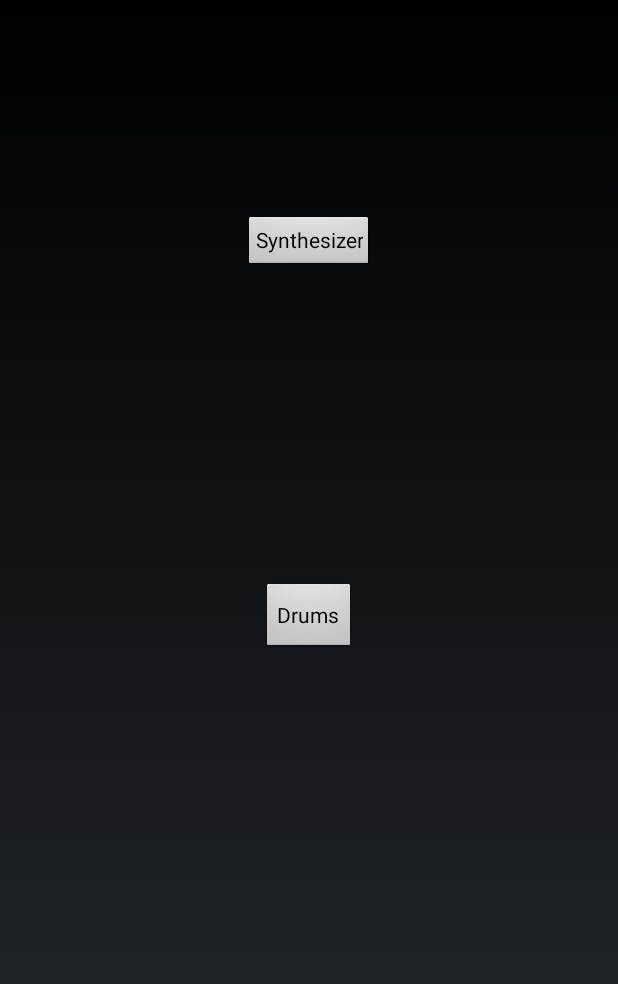
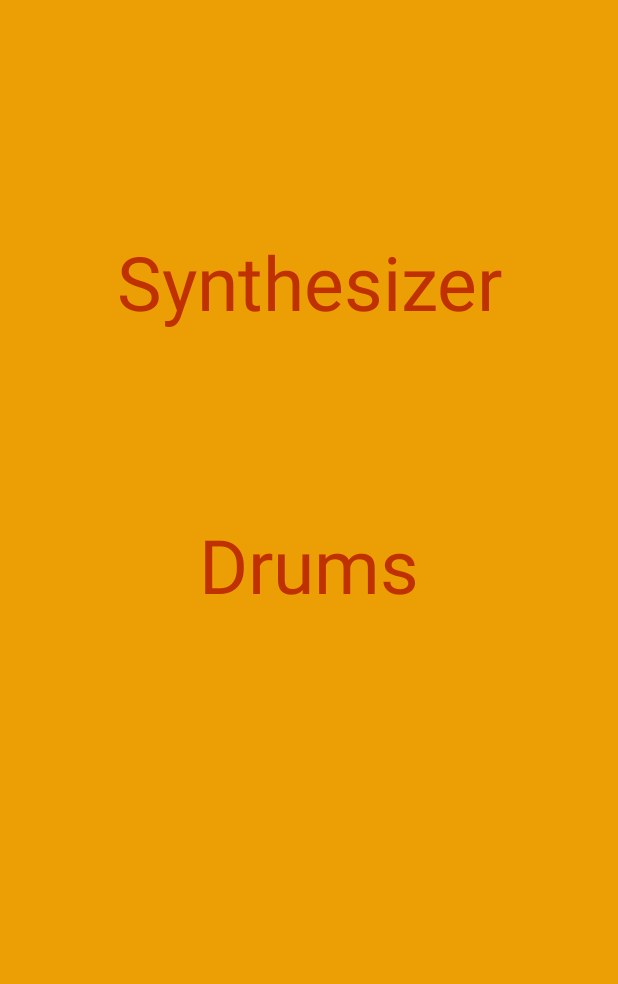
Before and after one commit to jsjqian/TapJam, an Android app: the PickInstrumentActivity screen opened directly, with no data from a screen before it, on a phone screen of 412 x 824 dp. Shown: the top 984 px of the screen. Run offline under Robolectric (Android 15) with nearby library versions, the phone set to English and light mode, and no system bars.

Commit message:
connected buttons

```diff
--- a/app/src/main/res/layout/activity_pick_instrument.xml
+++ b/app/src/main/res/layout/activity_pick_instrument.xml
@@ -5,7 +5,8 @@
     android:paddingRight="@dimen/activity_horizontal_margin"
     android:paddingTop="@dimen/activity_vertical_margin"
     android:paddingBottom="@dimen/activity_vertical_margin"
-    tools:context="com.example.jack.tapjam.PickInstrumentActivity">
+    tools:context="com.example.jack.tapjam.PickInstrumentActivity"
+    android:background="#EC9F05">
 
     <Button
         style="?android:attr/buttonStyleSmall"
@@ -15,7 +16,10 @@
         android:id="@+id/synth"
         android:layout_alignParentTop="true"
         android:layout_centerHorizontal="true"
-        android:layout_marginTop="144dp" />
+        android:layout_marginTop="154dp"
+        android:textSize="50dp"
+        android:background="#EC9F05"
+        android:textColor="#BF3100" />
 
     <Button
         android:layout_width="wrap_content"
@@ -23,5 +27,10 @@
         android:text="Drums"
         android:id="@+id/drum"
         android:layout_centerVertical="true"
-        android:layout_centerHorizontal="true" />
+        android:layout_centerHorizontal="true"
+        android:layout_marginTop="121dp"
+        android:layout_below="@id/synth"
+        android:textSize="50dp"
+        android:background="#EC9F05"
+        android:textColor="#BF3100" />
 </RelativeLayout>
```
